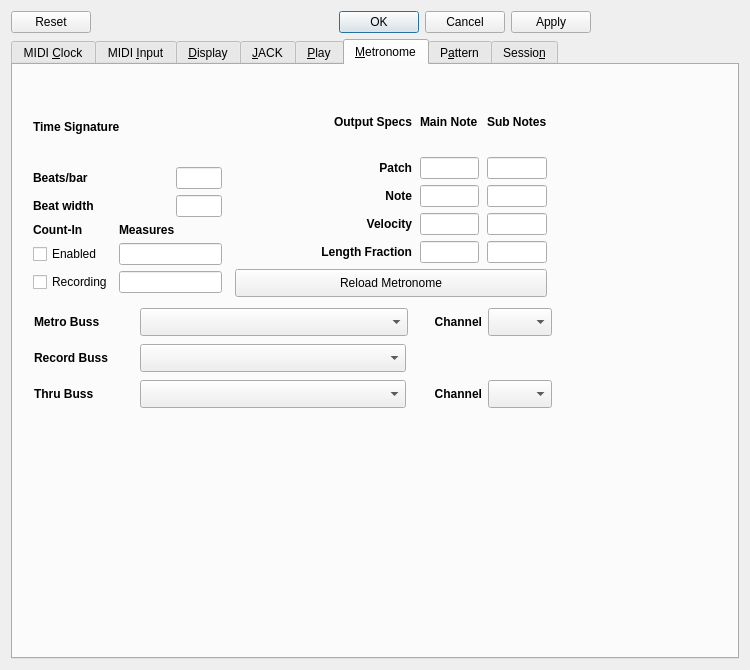
The window that seq_qt5/forms/qseditoptions.ui (ahlstromcj/seq66) describes before a commit, drawn with Qt 5.
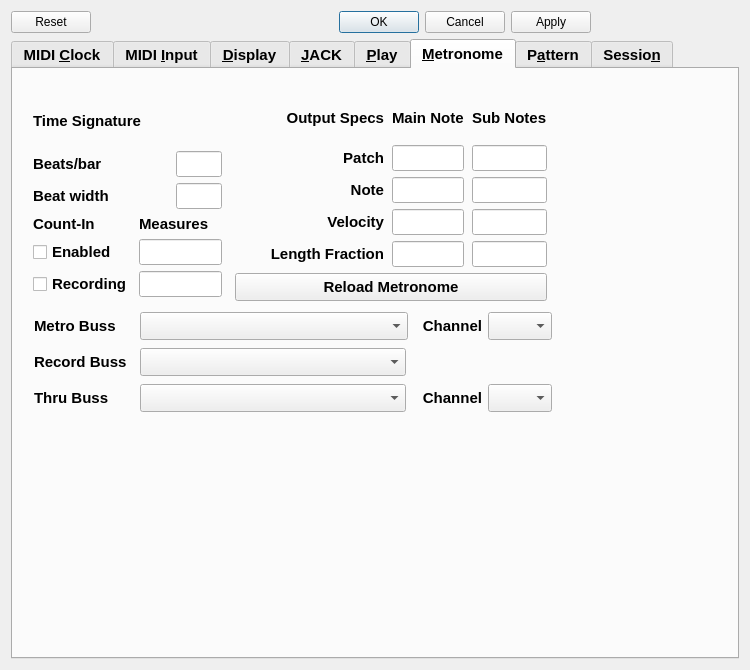
The same window after the commit. The open tabs and pages were chosen to show the change.

Patch:
```diff
--- a/seq_qt5/forms/qseditoptions.ui
+++ b/seq_qt5/forms/qseditoptions.ui
@@ -37,8 +37,9 @@
      </property>
      <property name="font">
       <font>
-       <weight>50</weight>
-       <bold>false</bold>
+       <pointsize>11</pointsize>
+       <weight>75</weight>
+       <bold>true</bold>
       </font>
      </property>
      <property name="toolTip">
@@ -2207,6 +2208,7 @@
          <widget class="QLabel" name="label_metro_timesig">
           <property name="font">
            <font>
+            <pointsize>11</pointsize>
             <weight>75</weight>
             <bold>true</bold>
            </font>
@@ -2222,6 +2224,7 @@
            <widget class="QLabel" name="label_metro_bpb">
             <property name="font">
              <font>
+              <pointsize>11</pointsize>
               <weight>75</weight>
               <bold>true</bold>
              </font>
@@ -2238,6 +2241,7 @@
            <widget class="QLabel" name="label_metro_beat_width">
             <property name="font">
              <font>
+              <pointsize>11</pointsize>
               <weight>75</weight>
               <bold>true</bold>
              </font>
@@ -2261,6 +2265,7 @@
             </property>
             <property name="font">
              <font>
+              <pointsize>11</pointsize>
               <weight>75</weight>
               <bold>true</bold>
              </font>
@@ -2277,6 +2282,7 @@
             </property>
             <property name="font">
              <font>
+              <pointsize>11</pointsize>
               <weight>75</weight>
               <bold>true</bold>
              </font>
@@ -2336,6 +2342,7 @@
            <widget class="QLabel" name="label_output_specs">
             <property name="font">
              <font>
+              <pointsize>11</pointsize>
               <weight>75</weight>
               <bold>true</bold>
              </font>
@@ -2352,6 +2359,7 @@
            <widget class="QLabel" name="label_metro_main_note">
             <property name="font">
              <font>
+              <pointsize>11</pointsize>
               <weight>75</weight>
               <bold>true</bold>
              </font>
@@ -2365,6 +2373,7 @@
            <widget class="QLabel" name="label_metro_sub_notes">
             <property name="font">
              <font>
+              <pointsize>11</pointsize>
               <weight>75</weight>
               <bold>true</bold>
              </font>
@@ -2378,6 +2387,7 @@
            <widget class="QLabel" name="label_metro_patch">
             <property name="font">
              <font>
+              <pointsize>11</pointsize>
               <weight>75</weight>
               <bold>true</bold>
              </font>
@@ -2400,6 +2410,7 @@
            <widget class="QLabel" name="label_metro_note">
             <property name="font">
              <font>
+              <pointsize>11</pointsize>
               <weight>75</weight>
               <bold>true</bold>
              </font>
@@ -2422,6 +2433,7 @@
            <widget class="QLabel" name="label_metro_velocity">
             <property name="font">
              <font>
+              <pointsize>11</pointsize>
               <weight>75</weight>
               <bold>true</bold>
              </font>
@@ -2444,6 +2456,7 @@
            <widget class="QLabel" name="label_metro_length_fraction">
             <property name="font">
              <font>
+              <pointsize>11</pointsize>
               <weight>75</weight>
               <bold>true</bold>
              </font>
@@ -2501,6 +2514,7 @@
             </property>
             <property name="font">
              <font>
+              <pointsize>11</pointsize>
               <weight>75</weight>
               <bold>true</bold>
              </font>
@@ -2530,6 +2544,7 @@
            <widget class="QLabel" name="label_metro_channel">
             <property name="font">
              <font>
+              <pointsize>11</pointsize>
               <weight>75</weight>
               <bold>true</bold>
              </font>
@@ -2572,6 +2587,7 @@
             </property>
             <property name="font">
              <font>
+              <pointsize>11</pointsize>
               <weight>75</weight>
               <bold>true</bold>
              </font>
@@ -2624,6 +2640,7 @@
             </property>
             <property name="font">
              <font>
+              <pointsize>11</pointsize>
               <weight>75</weight>
               <bold>true</bold>
              </font>
@@ -2653,6 +2670,7 @@
            <widget class="QLabel" name="label_metro_thru_channel">
             <property name="font">
              <font>
+              <pointsize>11</pointsize>
               <weight>75</weight>
               <bold>true</bold>
              </font>
```
Left out of the diff: 56 changed lines with no effect on the pictures.
